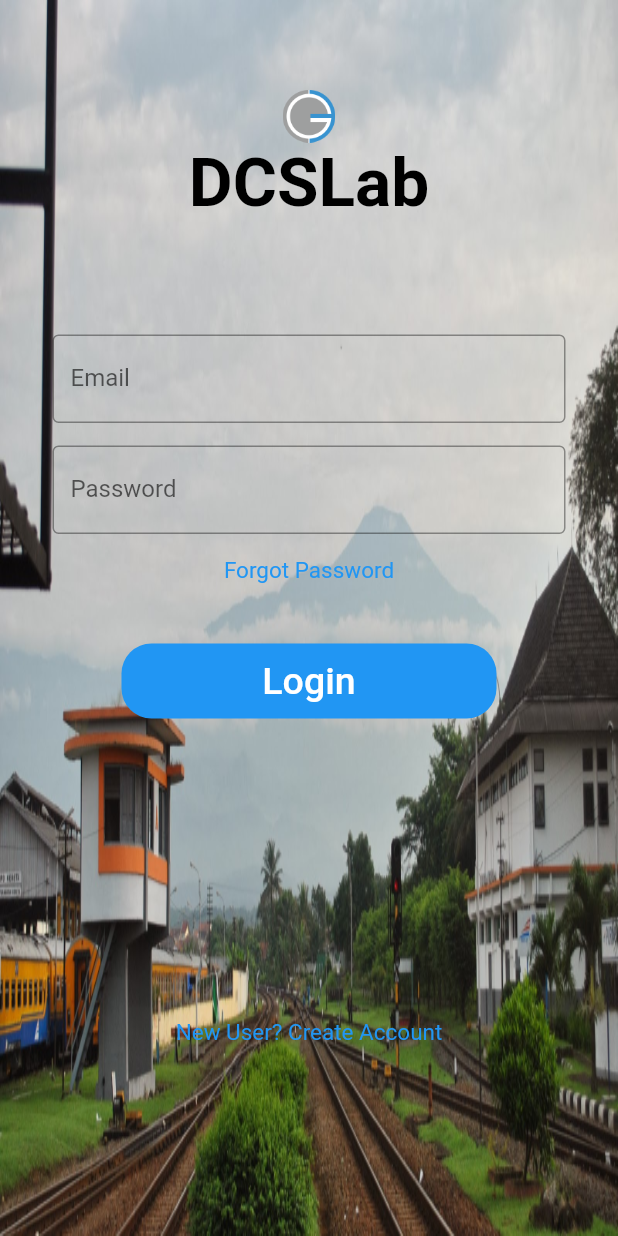
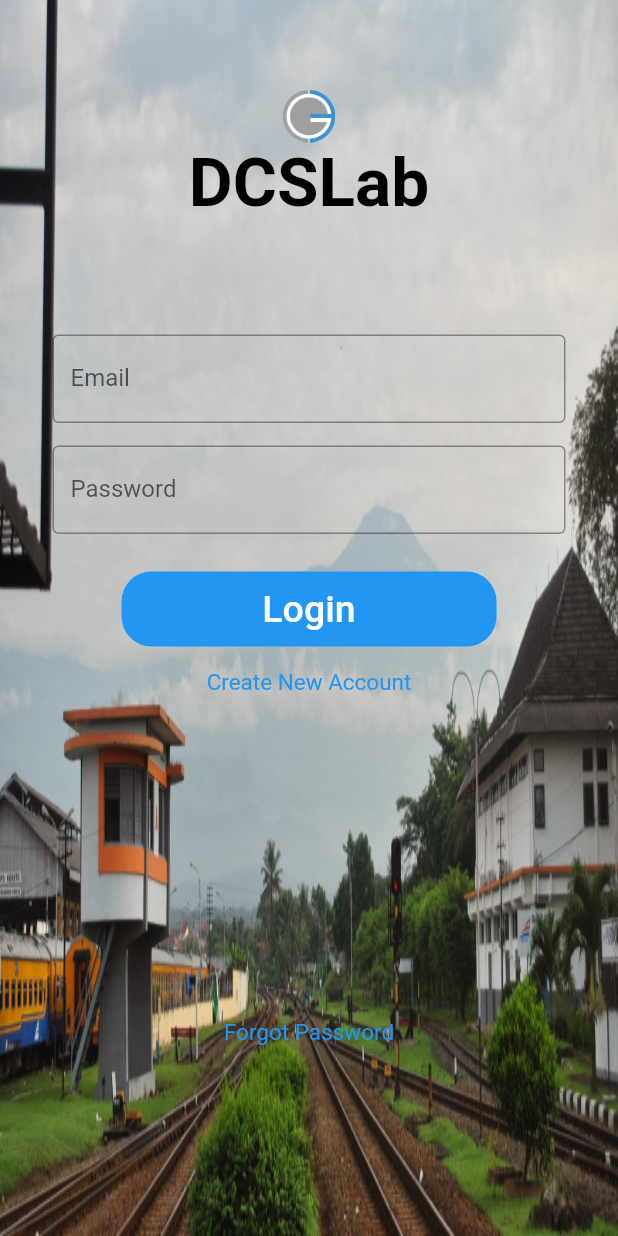
Before and after one commit to GitzJoey/dcslab_mobile, a Flutter app: the screen it shows after launch, on a phone screen of 412 x 824 dp. Run offline on Flutter 3.47's test engine with Material 2 defaults, Android fonts, the phone set to English and light mode, and no system bars.

Commit message:
initial commit

```diff
--- a/lib/main.dart
+++ b/lib/main.dart
@@ -84,16 +84,6 @@
                     hintText: '******************'),
               ),
             ),
-            TextButton(
-              onPressed: () {},
-              child: const Text(
-                'Forgot Password',
-                style: TextStyle(
-                    fontWeight: FontWeight.normal,
-                    color: Colors.blue,
-                    fontSize: 15),
-              ),
-            ),
             const SizedBox(
               height: 25,
             ),
@@ -110,18 +100,28 @@
                 ),
               ),
             ),
+            TextButton(
+                onPressed: () {},
+                child: const Text(
+                  'Create New Account',
+                  style: TextStyle(
+                      fontWeight: FontWeight.normal,
+                      color: Colors.blue,
+                      fontSize: 15),
+                )),
             const SizedBox(
               height: 185,
             ),
             TextButton(
               onPressed: () {},
               child: const Text(
-                  'New User? Create Account',
+                'Forgot Password',
                 style: TextStyle(
                     fontWeight: FontWeight.normal,
                     color: Colors.blue,
                     fontSize: 15),
-                ))
+              ),
+            )
           ],
         ),
       ),
```
Lines whose indentation alone changed are shown as unchanged.
